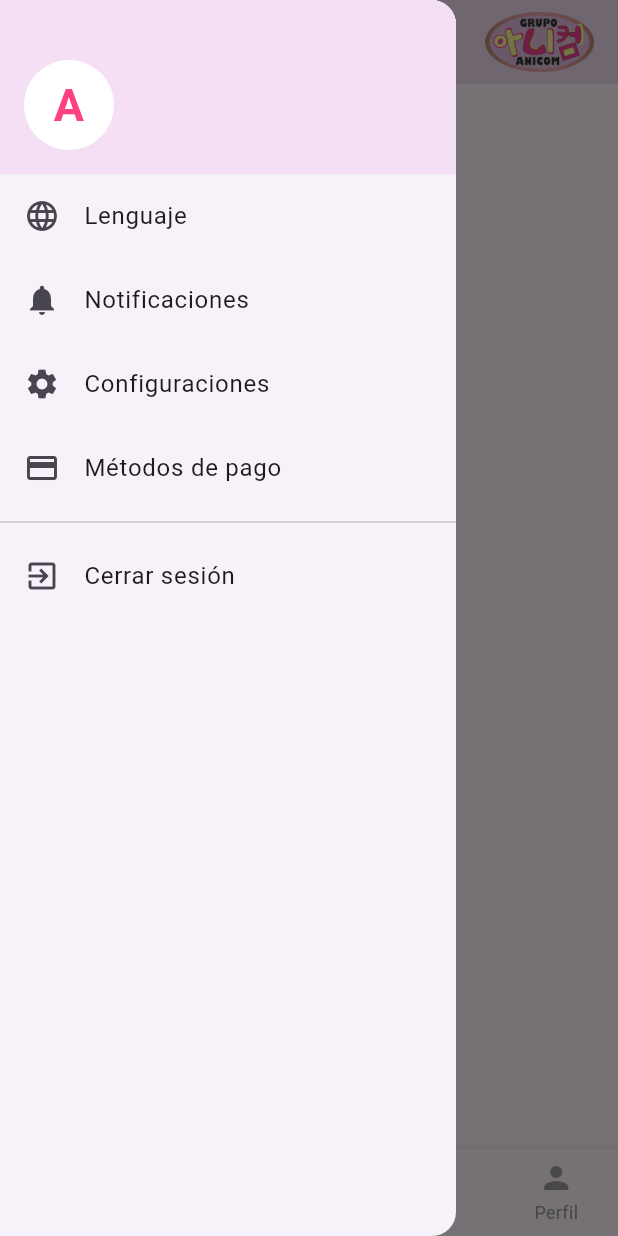
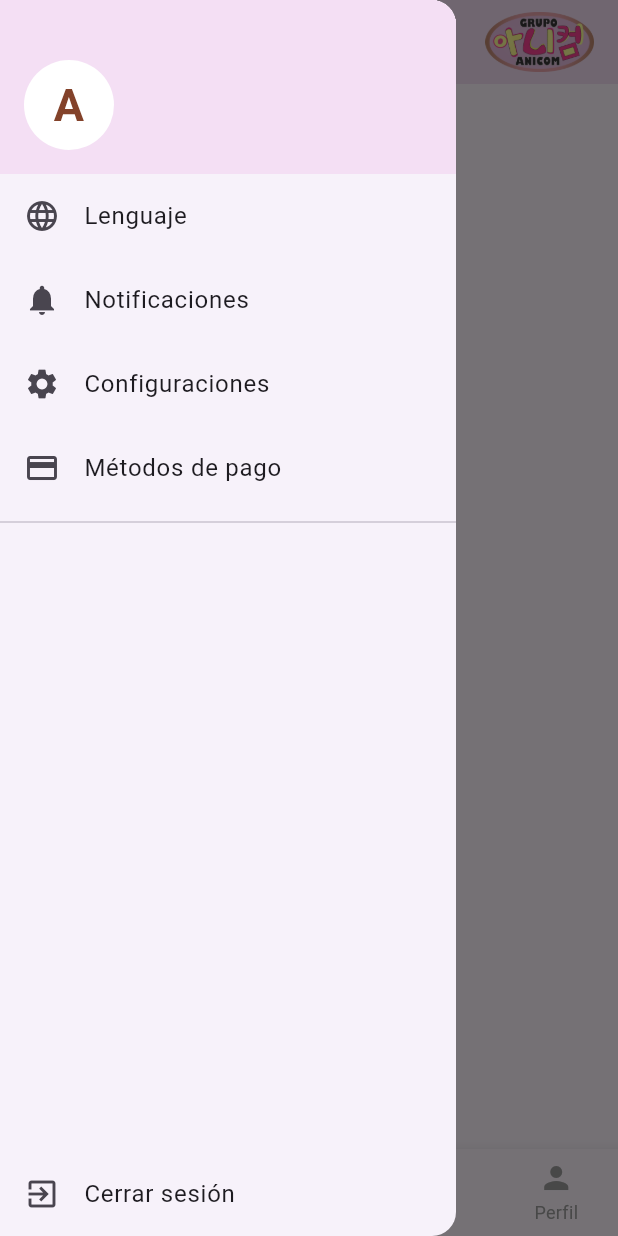
Before and after one commit to YoshuaPariona/anicom_app, a Flutter app: the HomePage screen opened by its route, item 2 of the bottom bar chosen, in the side drawer, after a tap on the "menu" icon, on a phone screen of 412 x 824 dp. Run offline on Flutter 3.47's test engine with Material 3 defaults, Android fonts, the phone set to English and light mode, and no system bars; our stand-ins replace cloud_firestore, firebase_auth, firebase_core, geolocator, google_maps_flutter, image_picker; accounts and stored records are empty.

Commit message:
feat: product fetching logic

```diff
--- a/lib/pages/home_page.dart
+++ b/lib/pages/home_page.dart
@@ -9,24 +9,35 @@ import 'package:firebase_auth/firebase_auth.dart';
 import 'package:flutter/material.dart';
 import 'package:firebase_core/firebase_core.dart';
 
-void main() async {
+Future<void> main() async {
   WidgetsFlutterBinding.ensureInitialized();
   await Firebase.initializeApp();
-  runApp(MyApp());
+  runApp(const MyApp());
 }
 
 class MyApp extends StatelessWidget {
+  const MyApp({super.key});
+
   @override
   Widget build(BuildContext context) {
     return MaterialApp(
       title: 'Anicom App',
       debugShowCheckedModeBanner: false,
-      home: HomePage(),
+      home: const HomePage(),
     );
   }
 }
 
+class AppColors {
+  static const Color backgroundColor = Color(0xFFF4DFF4);
+  static const Color selectedItemColor = Color.fromARGB(255, 131, 66, 42);
+  static const Color unselectedItemColor = Colors.grey;
+  static const Color textColor = Colors.black87;
+}
+
 class HomePage extends StatefulWidget {
+  const HomePage({super.key});
+
   @override
   State<HomePage> createState() => _HomePageState();
 }
@@ -35,7 +46,7 @@ class _HomePageState extends State<HomePage> {
   int currentIndex = 0;
   User? user;
 
-  final List<Widget> pages = [
+  final List<Widget> pages = const [
     ProductsScreen(),
     CartPage(),
     OrderHistoryScreen(),
@@ -43,7 +54,7 @@ class _HomePageState extends State<HomePage> {
     UserPage(),
   ];
 
-  final List<String> titles = [
+  final List<String> titles = const [
     'Inicio',
     'Carrito',
     'Pedidos',
@@ -57,7 +68,6 @@ class _HomePageState extends State<HomePage> {
     user = FirebaseAuth.instance.currentUser;
 
     if (user == null) {
-      // Usuario no autenticado: redirige al login
       WidgetsBinding.instance.addPostFrameCallback((_) {
         Navigator.pushReplacement(
           context,
@@ -67,27 +77,24 @@ class _HomePageState extends State<HomePage> {
     }
   }
 
-  // Función que muestra el diálogo de confirmación para cerrar sesión
   Future<void> confirmarCerrarSesion() async {
-    showDialog(
+    return showDialog<void>(
       context: context,
       builder: (BuildContext context) {
         return AlertDialog(
-          title: Text('¿Estás seguro?'),
-          content: Text('¿Deseas cerrar sesión?'),
+          title: const Text('¿Estás seguro?'),
+          content: const Text('¿Deseas cerrar sesión?'),
           actions: <Widget>[
             TextButton(
-              onPressed: () {
-                Navigator.of(context).pop(); // Cierra el diálogo
-              },
-              child: Text('Cancelar'),
+              onPressed: () => Navigator.of(context).pop(),
+              child: const Text('Cancelar'),
             ),
             TextButton(
               onPressed: () async {
-                Navigator.of(context).pop(); // Cierra el diálogo
+                Navigator.of(context).pop();
                 await cerrarSesion();
               },
-              child: Text('Cerrar sesión'),
+              child: const Text('Cerrar sesión'),
             ),
           ],
         );
@@ -95,7 +102,6 @@ class _HomePageState extends State<HomePage> {
     );
   }
 
-  // Función para cerrar sesión
   Future<void> cerrarSesion() async {
     await FirebaseAuth.instance.signOut();
     if (mounted) {
@@ -118,20 +124,18 @@ class _HomePageState extends State<HomePage> {
       builder: (context, snapshot) {
         String userName = "anicom_user";
         if (snapshot.hasData && snapshot.data != null) {
-          var data = snapshot.data!.data() as Map<String, dynamic>?;
-          userName = data?['name'] ?? "anicom_user";
+          userName = (snapshot.data!.data() as Map<String, dynamic>?)?['name'] ?? "anicom_user";
         }
 
-        final String inicial =
-            userName.isNotEmpty ? userName[0].toUpperCase() : 'A';
+        final String initial = userName.isNotEmpty ? userName[0].toUpperCase() : 'A';
 
         return Scaffold(
           appBar: AppBar(
-            backgroundColor: const Color(0xFFF4DFF4),
+            backgroundColor: AppColors.backgroundColor,
             elevation: 0,
             leading: Builder(
               builder: (context) => IconButton(
-                icon: const Icon(Icons.menu, color: Colors.black87),
+                icon: const Icon(Icons.menu, color: AppColors.textColor),
                 onPressed: () => Scaffold.of(context).openDrawer(),
               ),
             ),
@@ -140,7 +144,7 @@ class _HomePageState extends State<HomePage> {
               style: const TextStyle(
                 fontSize: 24,
                 fontWeight: FontWeight.bold,
-                color: Colors.black87,
+                color: AppColors.textColor,
               ),
             ),
             centerTitle: true,
@@ -160,17 +164,17 @@ class _HomePageState extends State<HomePage> {
                 Container(
                   padding: const EdgeInsets.only(
                       top: 40, left: 16, right: 16, bottom: 16),
-                  color: const Color(0xFFF4DFF4),
+                  color: AppColors.backgroundColor,
                   child: Row(
                     children: [
                       CircleAvatar(
                         radius: 30,
                         backgroundColor: Colors.white,
                         child: Text(
-                          inicial,
+                          initial,
                           style: const TextStyle(
                             fontSize: 30,
-                            color: Colors.pinkAccent,
+                            color: AppColors.selectedItemColor,
                             fontWeight: FontWeight.bold,
                           ),
                         ),
@@ -181,37 +185,37 @@ class _HomePageState extends State<HomePage> {
                           userName,
                           style: const TextStyle(fontSize: 18),
                         ),
-                      )
+                      ),
                     ],
                   ),
                 ),
                 Expanded(
                   child: ListView(
-                    children: [
-                      const ListTile(
+                    children: const [
+                      ListTile(
                         leading: Icon(Icons.language),
                         title: Text('Lenguaje'),
                       ),
-                      const ListTile(
+                      ListTile(
                         leading: Icon(Icons.notifications),
                         title: Text('Notificaciones'),
                       ),
-                      const ListTile(
+                      ListTile(
                         leading: Icon(Icons.settings),
                         title: Text('Configuraciones'),
                       ),
-                      const ListTile(
+                      ListTile(
                         leading: Icon(Icons.payment),
                         title: Text('Métodos de pago'),
                       ),
-                      const Divider(),
-                      ListTile(
-                        leading: const Icon(Icons.exit_to_app),
-                        title: const Text('Cerrar sesión'),
-                        onTap: confirmarCerrarSesion,
-                      ),
+                      Divider(),
                     ],
                   ),
+                ),
+                ListTile(
+                  leading: const Icon(Icons.exit_to_app),
+                  title: const Text('Cerrar sesión'),
+                  onTap: confirmarCerrarSesion,
                 ),
               ],
             ),
@@ -224,8 +228,8 @@ class _HomePageState extends State<HomePage> {
                 currentIndex = index;
               });
             },
-            selectedItemColor: Colors.teal,
-            unselectedItemColor: Colors.grey,
+            selectedItemColor: AppColors.selectedItemColor,
+            unselectedItemColor: AppColors.unselectedItemColor,
             type: BottomNavigationBarType.fixed,
             items: const [
               BottomNavigationBarItem(
--- a/lib/pages/screens/products_screen.dart
+++ b/lib/pages/screens/products_screen.dart
@@ -1,93 +1,101 @@
-// products_screen.dart
 import 'package:flutter/material.dart';
+import 'package:cloud_firestore/cloud_firestore.dart';
+import 'package:provider/provider.dart';
+import 'package:anicom_app/models/product.dart';
+import 'package:anicom_app/providers/cart_provider.dart';
 import 'package:anicom_app/widgets/product_grid_widget.dart';
 import 'package:anicom_app/widgets/search_bar_widget.dart';
-import 'package:anicom_app/models/product.dart';
-import 'package:anicom_app/widgets/tab_bar_widget.dart'; // Importamos el archivo tab_bar_widget.dart
+import 'package:anicom_app/widgets/tab_bar_widget.dart';
 
 class ProductsScreen extends StatefulWidget {
+  const ProductsScreen({super.key});
+
   @override
   _ProductsScreenState createState() => _ProductsScreenState();
 }
 
-class _ProductsScreenState extends State<ProductsScreen> with SingleTickerProviderStateMixin {
+class _ProductsScreenState extends State<ProductsScreen>
+    with SingleTickerProviderStateMixin {
   late TabController _tabController;
   bool _isSearchActive = false;
-  TextEditingController _searchController = TextEditingController();
+  final TextEditingController _searchController = TextEditingController();
+  List<Product> _products = [];
+  List<Product> _filteredProducts = [];
+  bool _isLoading = true;
 
-  // Lista de productos de ejemplo (placeholders)
-  List<Product> _getSampleProducts() {
-    return [
-      Product(
-        id: '1',
-        nombre: 'Producto de ejemplo 1',
-        descripcion: 'Descripción del producto de ejemplo 1',
-        imagen: 'https://via.placeholder.com/150',
-        precio: 10.99,
-        categoria: 'Accesorios',
-      ),
-      Product(
-        id: '2',
-        nombre: 'Producto de ejemplo 2',
-        descripcion: 'Descripción del producto de ejemplo 2',
-        imagen: 'https://via.placeholder.com/150',
-        precio: 15.99,
-        categoria: 'Accesorios',
-      ),
-      Product(
-        id: '3',
-        nombre: 'Producto de ejemplo 3',
-        descripcion: 'Descripción del producto de ejemplo 3',
-        imagen: 'https://via.placeholder.com/150',
-        precio: 20.99,
-        categoria: 'Accesorios',
-      ),
-      Product(
-        id: '4',
-        nombre: 'Producto de ejemplo 4',
-        descripcion: 'Descripción del producto de ejemplo 4',
-        imagen: 'https://via.placeholder.com/150',
-        precio: 5.99,
-        categoria: 'Accesorios',
-      ),
-      Product(
-        id: '5',
-        nombre: 'Producto de ejemplo 5',
-        descripcion: 'Descripción del producto de ejemplo 5',
-        imagen: 'https://via.placeholder.com/150',
-        precio: 12.99,
-        categoria: 'Accesorios',
-      ),
-    ];
-  }
+  final List<String> categories = [
+    'Accesorios',
+    'Comida',
+    'Cosplay',
+    'Figuras',
+    'Ropa',
+  ];
 
   @override
   void initState() {
     super.initState();
-    _tabController = TabController(length: 5, vsync: this);
+    _tabController = TabController(length: categories.length, vsync: this);
+    _fetchProducts();
   }
 
   @override
   void dispose() {
     _searchController.dispose();
+    _tabController.dispose();
     super.dispose();
   }
 
-  void _toggleSearch() {
+  Future<void> _fetchProducts() async {
+    try {
+      List<Product> allProducts = [];
+
+      for (String category in categories) {
+        QuerySnapshot snapshot = await FirebaseFirestore.instance
+            .collection(category.toLowerCase())
+            .get();
+
+        allProducts.addAll(snapshot.docs.map((doc) {
+          Map<String, dynamic> data = doc.data() as Map<String, dynamic>;
+          data['id'] = doc.id;
+          data['categoria'] = category;
+          return Product.fromMap(data);
+        }));
+      }
+
+      setState(() {
+        _products = allProducts;
+        _filteredProducts = allProducts;
+        _isLoading = false;
+      });
+    } catch (e) {
+      setState(() {
+        _isLoading = false;
+      });
+      print('Error fetching products: $e');
+    }
+  }
+
+  void _filterProducts(String query) {
     setState(() {
-      _isSearchActive = !_isSearchActive;
+      _filteredProducts = _products.where((product) {
+        return product.nombre.toLowerCase().contains(query.toLowerCase());
+      }).toList();
     });
+  }
+
+  void _addToCart(Product product) {
+    Provider.of<CartProvider>(context, listen: false).addProduct(product);
+    ScaffoldMessenger.of(context).showSnackBar(
+      SnackBar(content: Text('${product.nombre} añadido al carrito')),
+    );
   }
 
   @override
   Widget build(BuildContext context) {
-    List<Product> placeholderProducts = _getSampleProducts(); // Obtenemos los productos de ejemplo
-
-    return Container(
-      color: const Color(0xFFF4DFF4),
-      child: SafeArea(
+    return Scaffold(
+      backgroundColor: const Color(0xFFF4DFF4),
+      body: SafeArea(
         child: Column(
-          crossAxisAlignment: CrossAxisAlignment.start,
           children: [
             SearchBarWidget(
               isSearchActive: _isSearchActive,
@@ -96,14 +104,29 @@ class _ProductsScreenState extends State<ProductsScreen> with SingleTickerProvid
                 setState(() {
                   _isSearchActive = query.isNotEmpty;
                 });
+                _filterProducts(query);
               },
             ),
-            CustomTabBar(tabController: _tabController), // Usamos el widget separado para el TabBar
+            CustomTabBar(tabController: _tabController),
             Expanded(
-              child: TabBarViewWidget(
-                tabController: _tabController,
-                products: placeholderProducts, // Pasamos los productos al TabBarViewWidget
-              ),
+              child: _isLoading
+                  ? const Center(child: CircularProgressIndicator())
+                  : TabBarView(
+                      controller: _tabController,
+                      children: categories.map((category) {
+                        final categoryProducts = _filteredProducts
+                            .where((product) => product.categoria == category)
+                            .toList();
+                        return categoryProducts.isEmpty
+                            ? const Center(
+                                child: Text('No se encontraron productos'))
+                            : ProductGridWidget(
+                                products: categoryProducts,
+                                onAddToCart: () =>
+                                    _addToCart(categoryProducts.first),
+                              );
+                      }).toList(),
+                    ),
             ),
           ],
         ),
--- a/lib/widgets/product_card_widget.dart
+++ b/lib/widgets/product_card_widget.dart
@@ -11,7 +11,6 @@ class ProductCardWidget extends StatelessWidget {
     required this.onAddToCart,
   });
 
-  /// Construye la imagen del producto con borde redondeado y sombra.
   Widget _buildImage() {
     return ClipRRect(
       borderRadius: BorderRadius.circular(10),
@@ -52,23 +51,23 @@ class ProductCardWidget extends StatelessWidget {
     );
   }
 
-  /// Construye el nombre del producto con sombra.
   Widget _buildName() {
-    return Text(
+    return SizedBox(
+      width: 120,
+      child: Text(
         product.nombre,
         textAlign: TextAlign.center,
         style: const TextStyle(
           fontSize: 14,
           fontWeight: FontWeight.bold,
           color: Colors.black87,
-        shadows: [
-          Shadow(offset: Offset(0.5, 0.5), blurRadius: 2, color: Colors.black26),
-        ],
+        ),
+        overflow: TextOverflow.ellipsis,
+        maxLines: 3, // Cambiado a 3 líneas
       ),
     );
   }
 
-  /// Muestra el precio del producto en formato de moneda.
   Widget _buildPrice() {
     return Text(
       'S/. ${product.precio.toStringAsFixed(2)}',
@@ -80,7 +79,6 @@ class ProductCardWidget extends StatelessWidget {
     );
   }
 
-  /// Botón para agregar al carrito con ícono.
   Widget _buildAddButton() {
     return ElevatedButton(
       onPressed: onAddToCart,
@@ -94,7 +92,7 @@ class ProductCardWidget extends StatelessWidget {
       child: const Icon(
         Icons.add_shopping_cart,
         color: Colors.white,
-        size: 24,
+        size: 20,
         semanticLabel: 'Agregar al carrito',
       ),
     );
@@ -128,14 +126,16 @@ class ProductCardWidget extends StatelessWidget {
           _buildImage(),
           const SizedBox(height: 12),
           SizedBox(
-            height: 64,
+            height: 60,
             child: Center(child: _buildName()),
           ),
+          const SizedBox(height: 4),
+
           Row(
             mainAxisAlignment: MainAxisAlignment.center,
             children: [
               _buildPrice(),
-              const SizedBox(width: 16),
+              const SizedBox(width: 12),
               _buildAddButton(),
             ],
           ),
--- a/lib/widgets/tab_bar_widget.dart
+++ b/lib/widgets/tab_bar_widget.dart
@@ -4,7 +4,7 @@ import 'package:anicom_app/models/product.dart';
 
 // Constantes para los estilos
 const Color _tabBarBackgroundColor = Color(0xFFF4DFF4);
-const Color _selectedLabelColor = Colors.brown;
+const Color _selectedLabelColor = Color.fromARGB(255, 131, 66, 42);
 const Color _unselectedLabelColor = Colors.grey;
 const double _indicatorWeight = 4.0;
 const double _fontSize = 16.0;
```
Also changed, not shown: lib/pages/cart_page.dart (+32 -24 lines). Lines whose indentation alone changed are shown as unchanged.
